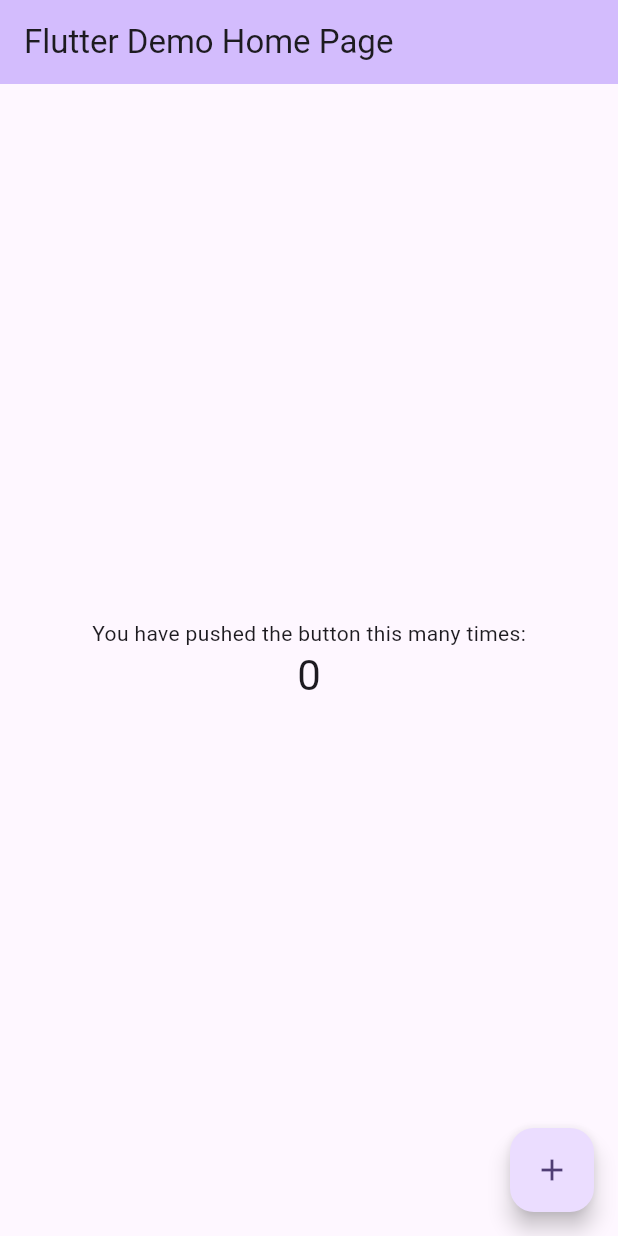
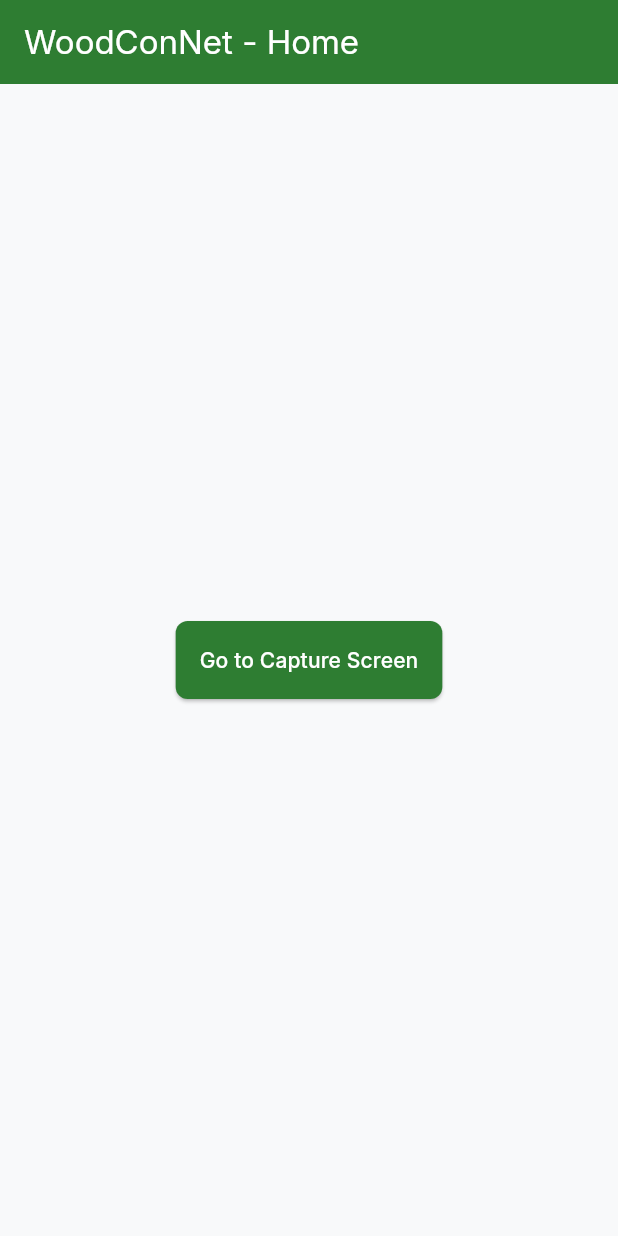
Before and after one commit to Pejayy-10/thesis-prototype, a Flutter app: the screen it shows after launch, on a phone screen of 412 x 824 dp. Run offline on Flutter 3.47's test engine with Material 3 defaults, Android fonts, the phone set to English and light mode, and no system bars; our stand-ins replace google_fonts.

Commit message:
feat: complete Epic 1 scaffolding and setup

```diff
--- /dev/null
+++ b/lib/core/theme/theme.dart
@@ -0,0 +1,57 @@
+import 'package:flutter/material.dart';
+import 'package:google_fonts/google_fonts.dart';
+
+class AppColors {
+  static const Color primary = Color(0xFF2E7D32); // Forest Green
+  static const Color background = Color(0xFFF8F9FA); // Off-White
+  static const Color surface = Color(0xFFFFFFFF); // Pure White Cards
+  static const Color signalCritical = Color(0xFFD32F2F); // DENR Restriction Red
+  static const Color signalApprove = Color(0xFF388E3C); // FPRDI Approval Green
+}
+
+class AppSpacing {
+  static const double s8 = 8.0;
+  static const double s16 = 16.0;
+  static const double s24 = 24.0;
+  static const double s32 = 32.0;
+  static const double s40 = 40.0;
+  static const double s48 = 48.0;
+}
+
+class AppTheme {
+  static ThemeData get lightTheme {
+    return ThemeData(
+      useMaterial3: true,
+      scaffoldBackgroundColor: AppColors.background,
+      primaryColor: AppColors.primary,
+      colorScheme: const ColorScheme.light(
+        primary: AppColors.primary,
+        surface: AppColors.surface,
+        error: AppColors.signalCritical,
+        background: AppColors.background,
+      ),
+      textTheme: GoogleFonts.interTextTheme(),
+      appBarTheme: const AppBarTheme(
+        backgroundColor: AppColors.primary,
+        foregroundColor: AppColors.surface,
+        elevation: 0,
+      ),
+      cardTheme: CardTheme(
+        color: AppColors.surface,
+        shape: RoundedRectangleBorder(
+          borderRadius: BorderRadius.circular(8.0),
+        ),
+      ),
+      elevatedButtonTheme: ElevatedButtonThemeData(
+        style: ElevatedButton.styleFrom(
+          backgroundColor: AppColors.primary,
+          foregroundColor: AppColors.surface,
+          shape: RoundedRectangleBorder(
+            borderRadius: BorderRadius.circular(8.0),
+          ),
+          padding: const EdgeInsets.all(AppSpacing.s16),
+        ),
+      ),
+    );
+  }
+}
--- a/lib/main.dart
+++ b/lib/main.dart
@@ -1,122 +1,29 @@
 import 'package:flutter/material.dart';
+import 'core/theme/theme.dart';
+import 'screens/home_screen.dart';
+import 'screens/capture_screen.dart';
+import 'screens/analysis_screen.dart';
+import 'screens/result_screen.dart';
 
 void main() {
-  runApp(const MyApp());
+  runApp(const WoodConNetApp());
 }
 
-class MyApp extends StatelessWidget {
-  const MyApp({super.key});
+class WoodConNetApp extends StatelessWidget {
+  const WoodConNetApp({super.key});
 
-  // This widget is the root of your application.
   @override
   Widget build(BuildContext context) {
     return MaterialApp(
-      title: 'Flutter Demo',
-      theme: ThemeData(
-        // This is the theme of your application.
-        //
-        // TRY THIS: Try running your application with "flutter run". You'll see
-        // the application has a purple toolbar. Then, without quitting the app,
-        // try changing the seedColor in the colorScheme below to Colors.green
-        // and then invoke "hot reload" (save your changes or press the "hot
-        // reload" button in a Flutter-supported IDE, or press "r" if you used
-        // the command line to start the app).
-        //
-        // Notice that the counter didn't reset back to zero; the application
-        // state is not lost during the reload. To reset the state, use hot
-        // restart instead.
-        //
-        // This works for code too, not just values: Most code changes can be
-        // tested with just a hot reload.
-        colorScheme: .fromSeed(seedColor: Colors.deepPurple),
-      ),
-      home: const MyHomePage(title: 'Flutter Demo Home Page'),
+      title: 'WoodConNet',
+      theme: AppTheme.lightTheme,
+      initialRoute: '/',
+      routes: {
+        '/': (context) => const HomeScreen(),
+        '/capture': (context) => const CaptureScreen(),
+        '/analysis': (context) => const AnalysisScreen(),
+        '/result': (context) => const ResultScreen(),
+      },
     );
   }
 }
-
-class MyHomePage extends StatefulWidget {
-  const MyHomePage({super.key, required this.title});
-
-  // This widget is the home page of your application. It is stateful, meaning
-  // that it has a State object (defined below) that contains fields that affect
-  // how it looks.
-
-  // This class is the configuration for the state. It holds the values (in this
-  // case the title) provided by the parent (in this case the App widget) and
-  // used by the build method of the State. Fields in a Widget subclass are
-  // always marked "final".
-
-  final String title;
-
-  @override
-  State<MyHomePage> createState() => _MyHomePageState();
-}
-
-class _MyHomePageState extends State<MyHomePage> {
-  int _counter = 0;
-
-  void _incrementCounter() {
-    setState(() {
-      // This call to setState tells the Flutter framework that something has
-      // changed in this State, which causes it to rerun the build method below
-      // so that the display can reflect the updated values. If we changed
-      // _counter without calling setState(), then the build method would not be
-      // called again, and so nothing would appear to happen.
-      _counter++;
-    });
-  }
-
-  @override
-  Widget build(BuildContext context) {
-    // This method is rerun every time setState is called, for instance as done
-    // by the _incrementCounter method above.
-    //
-    // The Flutter framework has been optimized to make rerunning build methods
-    // fast, so that you can just rebuild anything that needs updating rather
-    // than having to individually change instances of widgets.
-    return Scaffold(
-      appBar: AppBar(
-        // TRY THIS: Try changing the color here to a specific color (to
-        // Colors.amber, perhaps?) and trigger a hot reload to see the AppBar
-        // change color while the other colors stay the same.
-        backgroundColor: Theme.of(context).colorScheme.inversePrimary,
-        // Here we take the value from the MyHomePage object that was created by
-        // the App.build method, and use it to set our appbar title.
-        title: Text(widget.title),
-      ),
-      body: Center(
-        // Center is a layout widget. It takes a single child and positions it
-        // in the middle of the parent.
-        child: Column(
-          // Column is also a layout widget. It takes a list of children and
-          // arranges them vertically. By default, it sizes itself to fit its
-          // children horizontally, and tries to be as tall as its parent.
-          //
-          // Column has various properties to control how it sizes itself and
-          // how it positions its children. Here we use mainAxisAlignment to
-          // center the children vertically; the main axis here is the vertical
-          // axis because Columns are vertical (the cross axis would be
-          // horizontal).
-          //
-          // TRY THIS: Invoke "debug painting" (choose the "Toggle Debug Paint"
-          // action in the IDE, or press "p" in the console), to see the
-          // wireframe for each widget.
-          mainAxisAlignment: .center,
-          children: [
-            const Text('You have pushed the button this many times:'),
-            Text(
-              '$_counter',
-              style: Theme.of(context).textTheme.headlineMedium,
-            ),
-          ],
-        ),
-      ),
-      floatingActionButton: FloatingActionButton(
-        onPressed: _incrementCounter,
-        tooltip: 'Increment',
-        child: const Icon(Icons.add),
-      ),
-    );
-  }
-}
--- /dev/null
+++ b/lib/screens/analysis_screen.dart
@@ -0,0 +1,18 @@
+import 'package:flutter/material.dart';
+
+class AnalysisScreen extends StatelessWidget {
+  const AnalysisScreen({super.key});
+
+  @override
+  Widget build(BuildContext context) {
+    return Scaffold(
+      appBar: AppBar(title: const Text('Analyzing...')),
+      body: Center(
+        child: ElevatedButton(
+          onPressed: () => Navigator.pushNamed(context, '/result'),
+          child: const Text('View Result'),
+        ),
+      ),
+    );
+  }
+}
--- /dev/null
+++ b/lib/screens/capture_screen.dart
@@ -0,0 +1,18 @@
+import 'package:flutter/material.dart';
+
+class CaptureScreen extends StatelessWidget {
+  const CaptureScreen({super.key});
+
+  @override
+  Widget build(BuildContext context) {
+    return Scaffold(
+      appBar: AppBar(title: const Text('Capture Screen')),
+      body: Center(
+        child: ElevatedButton(
+          onPressed: () => Navigator.pushNamed(context, '/analysis'),
+          child: const Text('Analyze Image'),
+        ),
+      ),
+    );
+  }
+}
--- /dev/null
+++ b/lib/screens/home_screen.dart
@@ -0,0 +1,18 @@
+import 'package:flutter/material.dart';
+
+class HomeScreen extends StatelessWidget {
+  const HomeScreen({super.key});
+
+  @override
+  Widget build(BuildContext context) {
+    return Scaffold(
+      appBar: AppBar(title: const Text('WoodConNet - Home')),
+      body: Center(
+        child: ElevatedButton(
+          onPressed: () => Navigator.pushNamed(context, '/capture'),
+          child: const Text('Go to Capture Screen'),
+        ),
+      ),
+    );
+  }
+}
--- /dev/null
+++ b/lib/screens/result_screen.dart
@@ -0,0 +1,18 @@
+import 'package:flutter/material.dart';
+
+class ResultScreen extends StatelessWidget {
+  const ResultScreen({super.key});
+
+  @override
+  Widget build(BuildContext context) {
+    return Scaffold(
+      appBar: AppBar(title: const Text('Scan Result')),
+      body: Center(
+        child: ElevatedButton(
+          onPressed: () => Navigator.popUntil(context, ModalRoute.withName('/')),
+          child: const Text('Back to Home'),
+        ),
+      ),
+    );
+  }
+}
--- a/pubspec.yaml
+++ b/pubspec.yaml
@@ -34,6 +34,8 @@ dependencies:
   # The following adds the Cupertino Icons font to your application.
   # Use with the CupertinoIcons class for iOS style icons.
   cupertino_icons: ^1.0.8
+  google_fonts: ^8.1.0
+  provider: ^6.1.5+1
 
 dev_dependencies:
   flutter_test:
```
Also changed, not shown: pubspec.lock, 2 other files.
